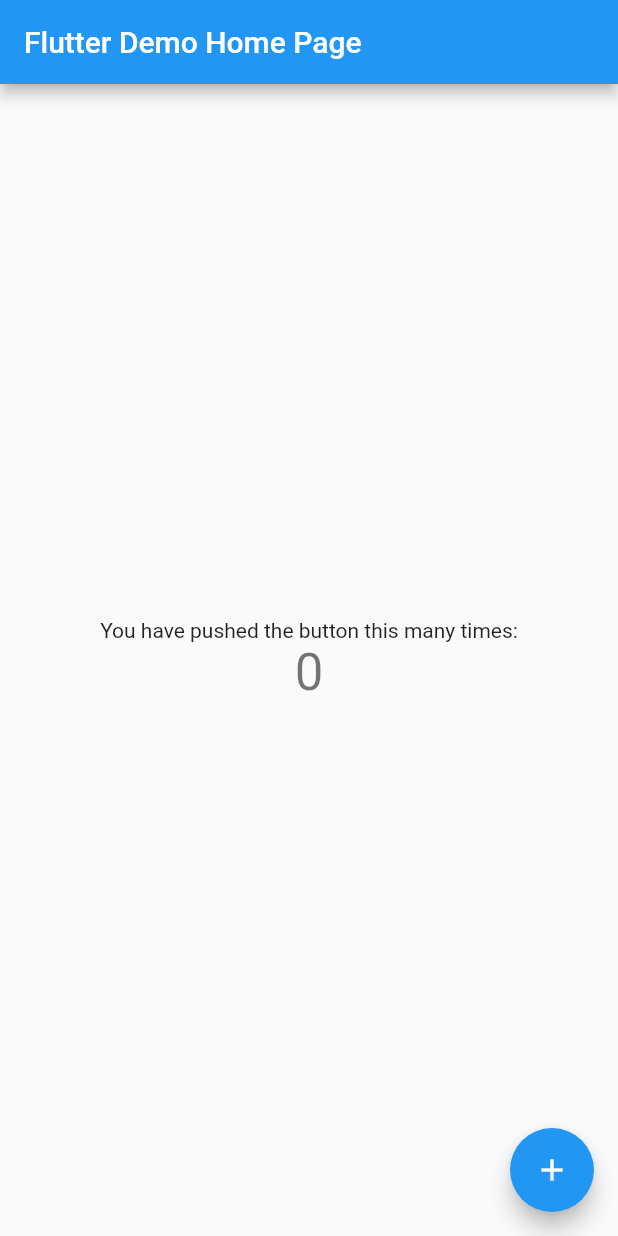
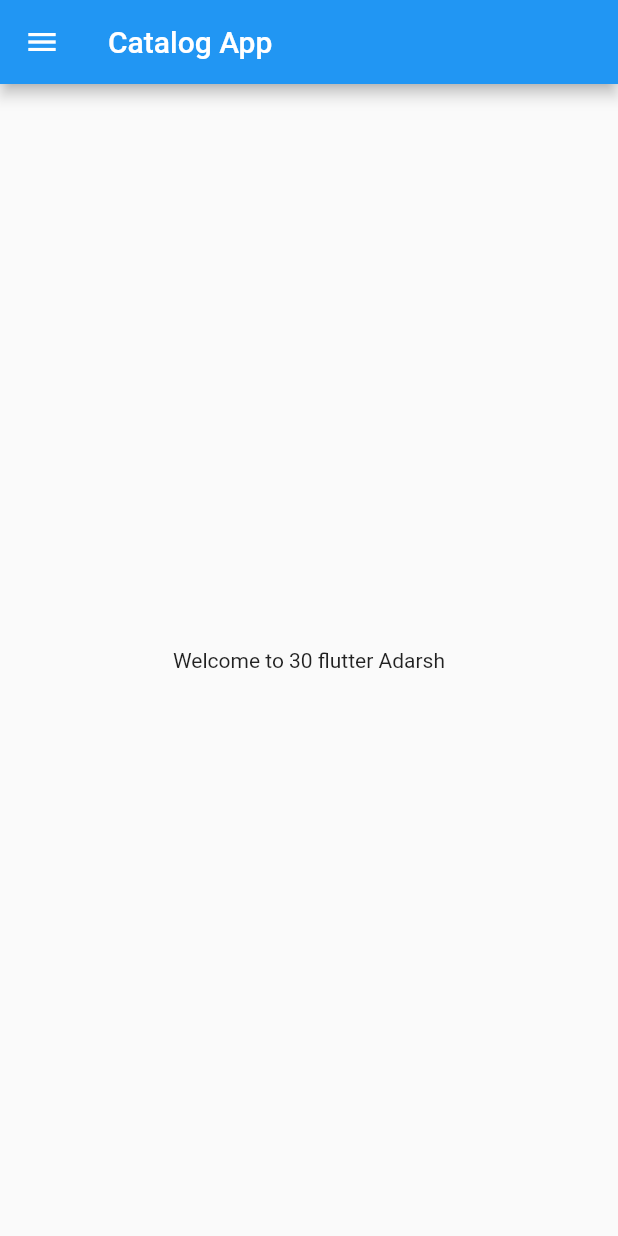
Before and after one commit to adarshmaharjan/flutter_30_days, a Flutter app: the screen it shows after launch, on a phone screen of 412 x 824 dp. Run offline on Flutter 3.47's test engine with Material 2 defaults, Android fonts, the phone set to English and light mode, and no system bars.

Commit message:
Day 2 completed

```diff
--- /dev/null
+++ b/lib/home_page.dart
@@ -0,0 +1,20 @@
+import 'package:flutter/material.dart';
+
+class HomePage extends StatelessWidget {
+  @override
+  Widget build(BuildContext context) {
+    int days = 30;
+    String name = 'Adarsh';
+    return Scaffold(
+      appBar: AppBar(
+        title: Text('Catalog App'),
+      ),
+      body: Center(
+        child: Container(
+          child: Text("Welcome to $days flutter $name"),
+        ),
+      ),
+      drawer: Drawer(),
+    );
+  }
+}
--- a/lib/main.dart
+++ b/lib/main.dart
@@ -1,115 +1,15 @@
 import 'package:flutter/material.dart';
+import './home_page.dart';
 
 void main() {
-  runApp(const MyApp());
+  runApp(MyApp());
 }
 
 class MyApp extends StatelessWidget {
-  const MyApp({Key? key}) : super(key: key);
-
-  // This widget is the root of your application.
   @override
   Widget build(BuildContext context) {
     return MaterialApp(
-      title: 'Flutter Demo',
-      theme: ThemeData(
-        // This is the theme of your application.
-        //
-        // Try running your application with "flutter run". You'll see the
-        // application has a blue toolbar. Then, without quitting the app, try
-        // changing the primarySwatch below to Colors.green and then invoke
-        // "hot reload" (press "r" in the console where you ran "flutter run",
-        // or simply save your changes to "hot reload" in a Flutter IDE).
-        // Notice that the counter didn't reset back to zero; the application
-        // is not restarted.
-        primarySwatch: Colors.blue,
-      ),
-      home: const MyHomePage(title: 'Flutter Demo Home Page'),
+      home: HomePage(),
     );
   }
 }
-
-class MyHomePage extends StatefulWidget {
-  const MyHomePage({Key? key, required this.title}) : super(key: key);
-
-  // This widget is the home page of your application. It is stateful, meaning
-  // that it has a State object (defined below) that contains fields that affect
-  // how it looks.
-
-  // This class is the configuration for the state. It holds the values (in this
-  // case the title) provided by the parent (in this case the App widget) and
-  // used by the build method of the State. Fields in a Widget subclass are
-  // always marked "final".
-
-  final String title;
-
-  @override
-  State<MyHomePage> createState() => _MyHomePageState();
-}
-
-class _MyHomePageState extends State<MyHomePage> {
-  int _counter = 0;
-
-  void _incrementCounter() {
-    setState(() {
-      // This call to setState tells the Flutter framework that something has
-      // changed in this State, which causes it to rerun the build method below
-      // so that the display can reflect the updated values. If we changed
-      // _counter without calling setState(), then the build method would not be
-      // called again, and so nothing would appear to happen.
-      _counter++;
-    });
-  }
-
-  @override
-  Widget build(BuildContext context) {
-    // This method is rerun every time setState is called, for instance as done
-    // by the _incrementCounter method above.
-    //
-    // The Flutter framework has been optimized to make rerunning build methods
-    // fast, so that you can just rebuild anything that needs updating rather
-    // than having to individually change instances of widgets.
-    return Scaffold(
-      appBar: AppBar(
-        // Here we take the value from the MyHomePage object that was created by
-        // the App.build method, and use it to set our appbar title.
-        title: Text(widget.title),
-      ),
-      body: Center(
-        // Center is a layout widget. It takes a single child and positions it
-        // in the middle of the parent.
-        child: Column(
-          // Column is also a layout widget. It takes a list of children and
-          // arranges them vertically. By default, it sizes itself to fit its
-          // children horizontally, and tries to be as tall as its parent.
-          //
-          // Invoke "debug painting" (press "p" in the console, choose the
-          // "Toggle Debug Paint" action from the Flutter Inspector in Android
-          // Studio, or the "Toggle Debug Paint" command in Visual Studio Code)
-          // to see the wireframe for each widget.
-          //
-          // Column has various properties to control how it sizes itself and
-          // how it positions its children. Here we use mainAxisAlignment to
-          // center the children vertically; the main axis here is the vertical
-          // axis because Columns are vertical (the cross axis would be
-          // horizontal).
-          mainAxisAlignment: MainAxisAlignment.center,
-          children: <Widget>[
-            const Text(
-              'You have pushed the button this many times:',
-            ),
-            Text(
-              '$_counter',
-              style: Theme.of(context).textTheme.headline4,
-            ),
-          ],
-        ),
-      ),
-      floatingActionButton: FloatingActionButton(
-        onPressed: _incrementCounter,
-        tooltip: 'Increment',
-        child: const Icon(Icons.add),
-      ), // This trailing comma makes auto-formatting nicer for build methods.
-    );
-  }
-}
```
